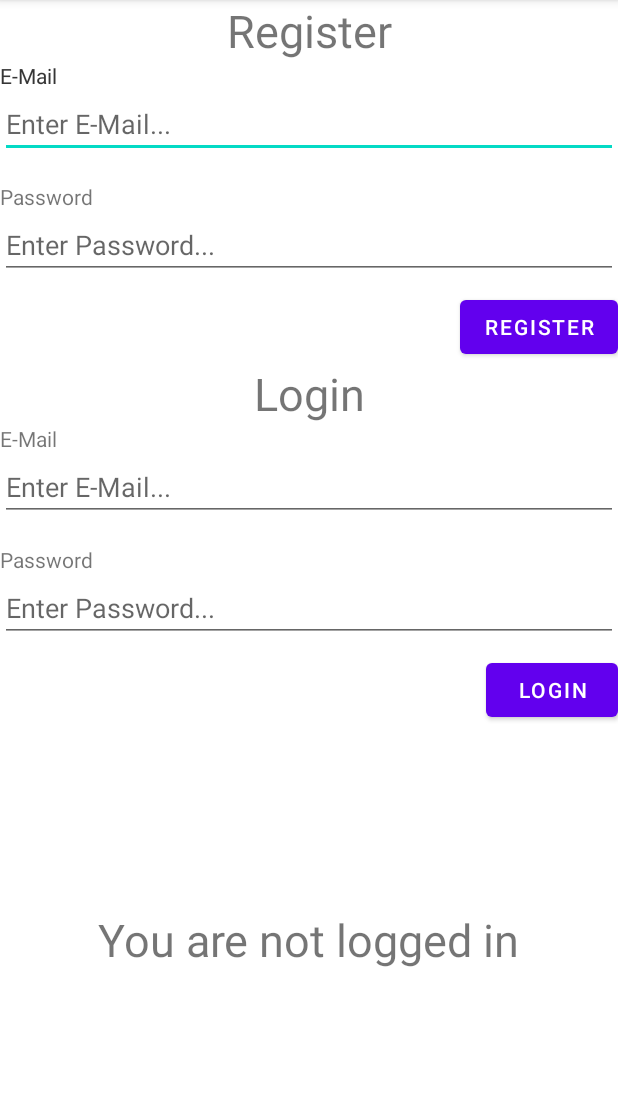
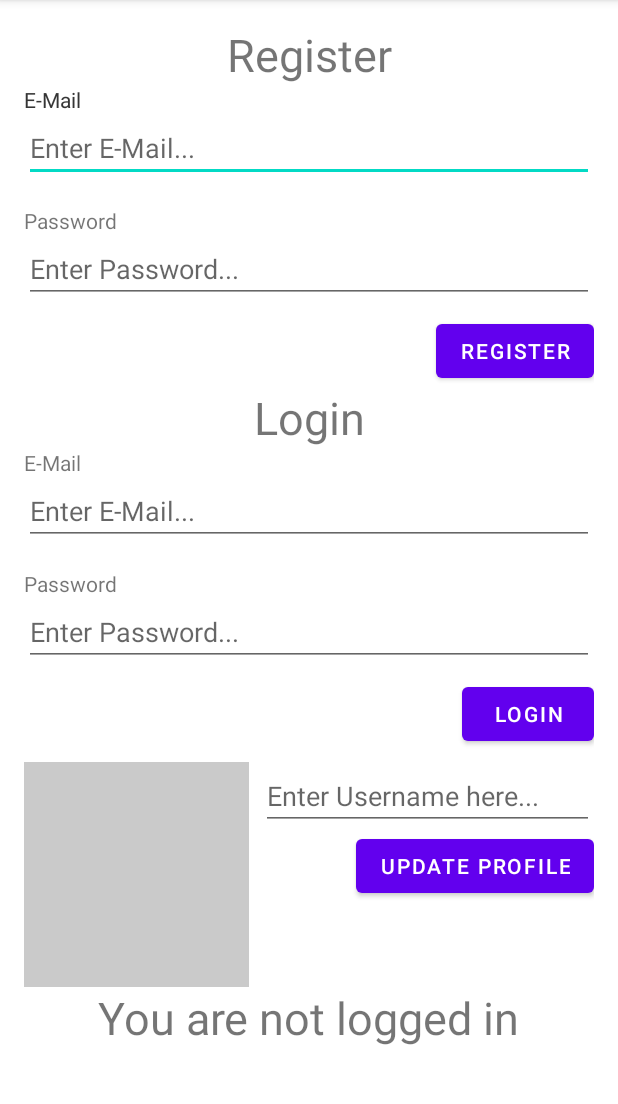
Before and after one commit to ayaazansari/Firebase, an Android app: the screen it shows after launch (MainActivity), on a phone screen of 412 x 824 dp, the part 84-1188 px from its top. Run offline under Robolectric (Android 15) with nearby library versions, the phone set to English and light mode, and no system bars; our stand-ins replace Firebase (no records; nobody signed in at launch, a user with empty details on screens opened directly).

Commit message:
saving username and profilepic using firebase

```diff
--- a/app/build.gradle
+++ b/app/build.gradle
@@ -45,6 +45,7 @@ dependencies {
     testImplementation 'junit:junit:4.+'
     androidTestImplementation 'androidx.test.ext:junit:1.1.2'
     androidTestImplementation 'androidx.test.espresso:espresso-core:3.3.0'
+
     implementation 'org.jetbrains.kotlinx:kotlinx-coroutines-play-services:1.1.1'
 
     implementation 'org.jetbrains.kotlinx:kotlinx-coroutines-core:1.3.5'
--- a/app/src/main/res/layout/activity_main.xml
+++ b/app/src/main/res/layout/activity_main.xml
@@ -1,11 +1,17 @@
 <?xml version="1.0" encoding="utf-8"?>
-<androidx.constraintlayout.widget.ConstraintLayout xmlns:android="http://schemas.android.com/apk/res/android"
+<ScrollView
+    android:id="@+id/scrollView"
+    xmlns:android="http://schemas.android.com/apk/res/android"
     xmlns:app="http://schemas.android.com/apk/res-auto"
     xmlns:tools="http://schemas.android.com/tools"
     android:layout_width="match_parent"
+    android:layout_height="match_parent">
+
+    <androidx.constraintlayout.widget.ConstraintLayout
+        android:layout_width="match_parent"
         android:layout_height="match_parent"
+        android:padding="16dp"
         tools:context=".MainActivity">
-
 
         <TextView
             android:id="@+id/textView3"
@@ -141,7 +147,37 @@
             app:layout_constraintEnd_toEndOf="parent"
             app:layout_constraintHorizontal_bias="0.5"
             app:layout_constraintStart_toStartOf="parent"
+            app:layout_constraintTop_toBottomOf="@+id/ivProfilePicture" />
+
+        <ImageView
+            android:id="@+id/ivProfilePicture"
+            android:layout_width="150dp"
+            android:layout_height="150dp"
+            android:layout_marginTop="8dp"
+            android:background="#CACACA"
+            app:layout_constraintStart_toStartOf="parent"
             app:layout_constraintTop_toBottomOf="@+id/btnLogin" />
 
+        <EditText
+            android:id="@+id/etUsername"
+            android:layout_width="0dp"
+            android:layout_height="wrap_content"
+            android:layout_marginStart="8dp"
+            android:layout_marginTop="8dp"
+            android:hint="Enter Username here..."
+            app:layout_constraintEnd_toEndOf="parent"
+            app:layout_constraintStart_toEndOf="@+id/ivProfilePicture"
+            app:layout_constraintTop_toBottomOf="@+id/btnLogin"
+            android:layout_marginLeft="8dp" />
+
+        <Button
+            android:id="@+id/btnUpdateProfile"
+            android:layout_width="wrap_content"
+            android:layout_height="wrap_content"
+            android:text="Update Profile"
+            app:layout_constraintEnd_toEndOf="parent"
+            app:layout_constraintTop_toBottomOf="@+id/etUsername" />
 
     </androidx.constraintlayout.widget.ConstraintLayout>
+
+</ScrollView>
```
Also changed, not shown: app/src/main/java/com/example/firebase/MainActivity.kt (+35 -1 lines), app/src/main/res/drawable-v24/logo_black_square.png (added). Lines whose indentation alone changed are shown as unchanged.
